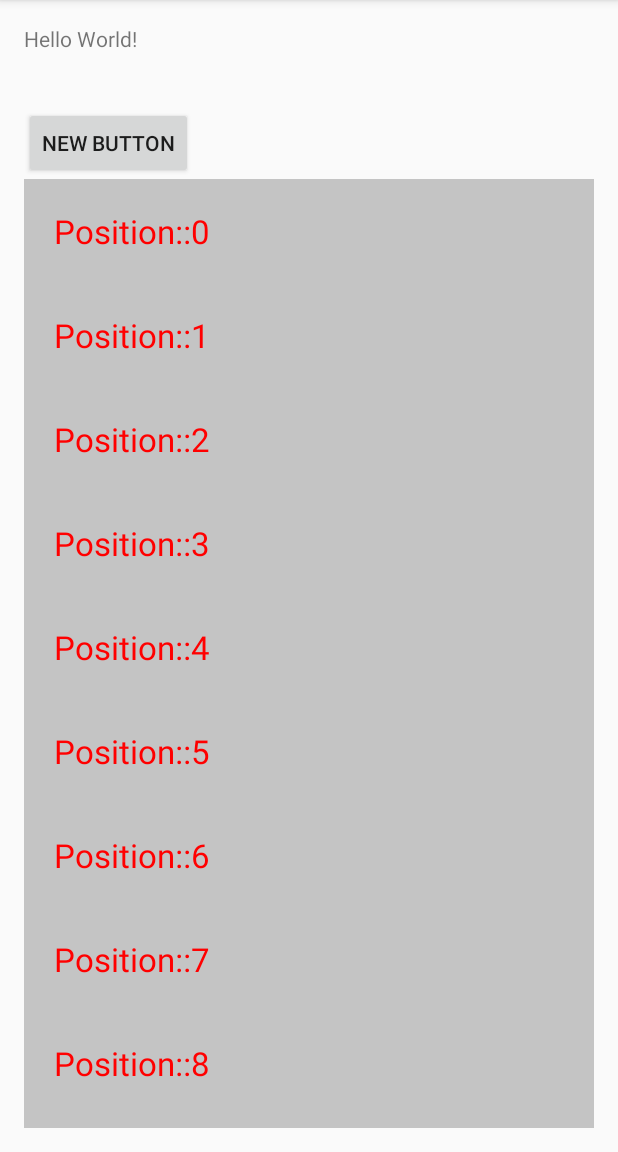
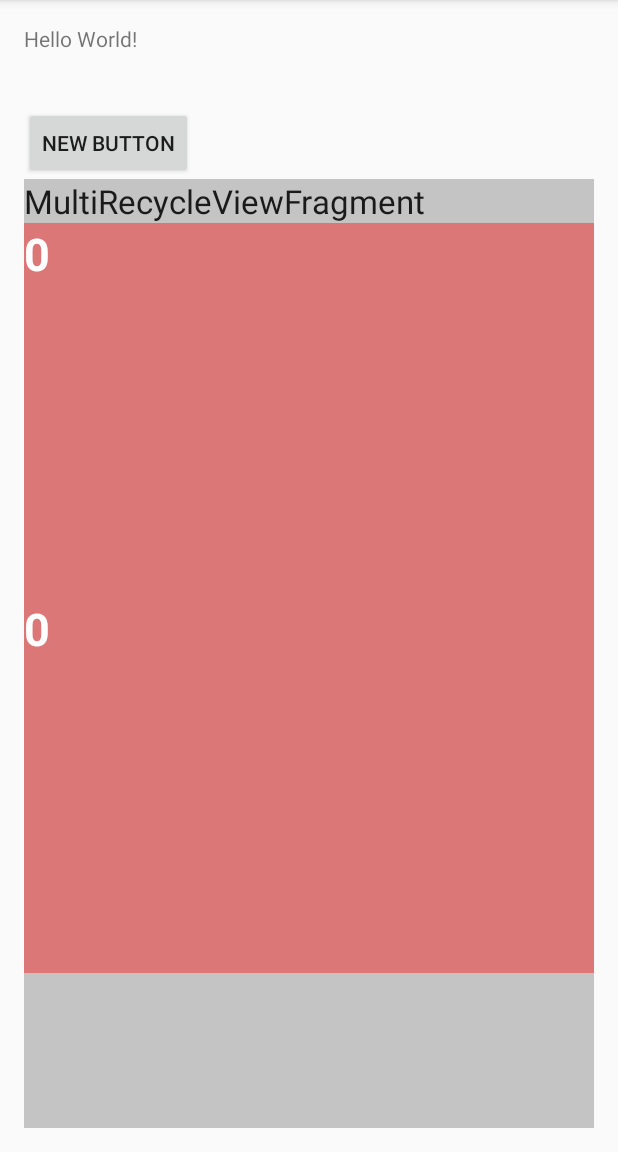
Before and after one commit to ganesanbbc/DesignPatterns, an Android app: the screen it shows after launch (MainActivity), on a phone screen of 412 x 824 dp, the part 84-1236 px from its top. Run offline under Robolectric (Android 15) with nearby library versions, the phone set to English and light mode, and no system bars; libraries missing offline, so code that uses them is left out: de.greenrobot.event; 1 statement that could not run was skipped.

Commit message:
Refactore -Viewpager in Recycleview

```diff
--- a/app/src/main/java/com/nsg/dp/MainActivity.java
+++ b/app/src/main/java/com/nsg/dp/MainActivity.java
@@ -9,7 +9,7 @@ import android.widget.LinearLayout;
 import android.widget.TextView;
 
 import com.nsg.dp.events.UpdateStatusEvent;
-import com.nsg.dp.fragment.SimpleRecycleViewFragment;
+import com.nsg.dp.multirecycleview.MultiRecycleViewFragment;
 
 import de.greenrobot.event.EventBus;
 
@@ -40,7 +40,8 @@ public class MainActivity extends AppCompatActivity implements MainActivityPrese
 
     private void loadFragment() {
         ft = getSupportFragmentManager().beginTransaction();
-        SimpleRecycleViewFragment fragmentDemo = SimpleRecycleViewFragment.getInstance();
+//        SimpleRecycleViewFragment fragmentDemo = SimpleRecycleViewFragment.getInstance();
+        MultiRecycleViewFragment fragmentDemo = MultiRecycleViewFragment.getInstance();
         ft.add(R.id.container, fragmentDemo,"sample");
         ft.commit();
     }
@@ -49,8 +50,8 @@ public class MainActivity extends AppCompatActivity implements MainActivityPrese
     public void updateStatus() {
         ((TextView) findViewById(R.id.textView)).setText("Status Updated");
 
-        SimpleRecycleViewFragment fragmentDemo = (SimpleRecycleViewFragment) getSupportFragmentManager().findFragmentById(R.id.container);
-        fragmentDemo.reloadData();
+//        SimpleRecycleViewFragment fragmentDemo = (SimpleRecycleViewFragment) getSupportFragmentManager().findFragmentById(R.id.container);
+//        fragmentDemo.reloadData();
     }
 
     @Override
--- /dev/null
+++ b/app/src/main/java/com/nsg/dp/multirecycleview/CustomPageAdapter.java
@@ -0,0 +1,58 @@
+package com.nsg.dp.multirecycleview;
+
+import android.content.Context;
+import android.graphics.Color;
+import android.graphics.Typeface;
+import android.support.v4.view.PagerAdapter;
+import android.view.View;
+import android.view.ViewGroup;
+import android.widget.LinearLayout;
+import android.widget.TextView;
+
+/**
+ * Created by varshika on 31/07/16.
+ */
+public class CustomPageAdapter extends PagerAdapter {
+
+    private android.content.Context context;
+
+    public CustomPageAdapter(Context context) {
+        this.context = context;
+    }
+
+    @Override
+    public int getCount() {
+        return 20;
+    }
+
+
+    @Override
+    public Object instantiateItem(ViewGroup container, int position) {
+        TextView textView = new TextView(context);
+        textView.setTextColor(Color.WHITE);
+        textView.setTextSize(30);
+        textView.setTypeface(Typeface.DEFAULT_BOLD);
+        textView.setText(String.valueOf(position));
+        LinearLayout layout = new LinearLayout(context);
+        layout.setOrientation(LinearLayout.VERTICAL);
+        LinearLayout.LayoutParams layoutParams = new LinearLayout.LayoutParams(
+                LinearLayout.LayoutParams.MATCH_PARENT, LinearLayout.LayoutParams.MATCH_PARENT);
+        layout.setLayoutParams(layoutParams);
+        layout.addView(textView);
+
+        container.addView(layout);
+        return layout;
+
+
+    }
+
+    @Override
+    public boolean isViewFromObject(View view, Object object) {
+        return view == object;
+    }
+
+    @Override
+    public void destroyItem(ViewGroup container, int position, Object object) {
+        container.removeView((LinearLayout) object);
+    }
+}
--- /dev/null
+++ b/app/src/main/java/com/nsg/dp/multirecycleview/MultiRecycleViewAdapter.java
@@ -0,0 +1,60 @@
+package com.nsg.dp.multirecycleview;
+
+import android.annotation.TargetApi;
+import android.content.Context;
+import android.os.Build;
+import android.support.v4.view.ViewPager;
+import android.support.v7.widget.RecyclerView;
+import android.view.LayoutInflater;
+import android.view.View;
+import android.view.ViewGroup;
+
+import com.nsg.dp.R;
+
+/**
+ * Created by varshika on 31/07/16.
+ */
+public class MultiRecycleViewAdapter extends RecyclerView.Adapter<MultiRecycleViewAdapter.MultiRecycleViewHolder> {
+
+    Context context;
+    private CustomPageAdapter customPageAdapter;
+
+    public MultiRecycleViewAdapter(Context context) {
+        this.context = context;
+    }
+
+    @Override
+    public MultiRecycleViewHolder onCreateViewHolder(ViewGroup parent, int viewType) {
+        return new MultiRecycleViewHolder(LayoutInflater.from(parent.getContext()).
+                inflate(R.layout.multi_recycleview_item, parent, false));
+    }
+
+    @TargetApi(Build.VERSION_CODES.JELLY_BEAN_MR1)
+    @Override
+    public void onBindViewHolder(final MultiRecycleViewHolder holder, int position) {
+        holder.viewpager.setAdapter(customPageAdapter);
+    }
+
+    @Override
+    public int getItemCount() {
+        return 2;
+    }
+
+
+    public void setPageAdapter(CustomPageAdapter customPageAdapter) {
+        this.customPageAdapter = customPageAdapter;
+    }
+
+    /**
+     * Created by varshika on 31/07/16.
+     */
+    public static class MultiRecycleViewHolder extends RecyclerView.ViewHolder {
+        private final ViewPager viewpager;
+
+        public MultiRecycleViewHolder(View itemView) {
+            super(itemView);
+            viewpager = (ViewPager) itemView.findViewById(R.id.viewpager);
+        }
+    }
+
+}
--- /dev/null
+++ b/app/src/main/java/com/nsg/dp/multirecycleview/MultiRecycleViewFragment.java
@@ -0,0 +1,50 @@
+package com.nsg.dp.multirecycleview;
+
+import android.os.Bundle;
+import android.support.annotation.Nullable;
+import android.support.v4.app.Fragment;
+import android.support.v7.widget.LinearLayoutManager;
+import android.support.v7.widget.RecyclerView;
+import android.view.LayoutInflater;
+import android.view.View;
+import android.view.ViewGroup;
+import android.widget.TextView;
+
+import com.nsg.dp.R;
+
+/**
+ * Created by varshika on 31/07/16.
+ */
+public class MultiRecycleViewFragment extends Fragment {
+
+    private RecyclerView recycleView;
+    private TextView textView;
+
+    @Nullable
+    @Override
+    public View onCreateView(LayoutInflater inflater, @Nullable ViewGroup container, @Nullable Bundle savedInstanceState) {
+        return inflater.inflate(R.layout.recycleview_sample, null);
+    }
+
+    @Override
+    public void onViewCreated(View view, @Nullable Bundle savedInstanceState) {
+        super.onViewCreated(view, savedInstanceState);
+
+        textView = (TextView) view.findViewById(R.id.textView2);
+        textView.setText("MultiRecycleViewFragment");
+        recycleView = (RecyclerView) view.findViewById(R.id.recycleview);
+        recycleView.setHasFixedSize(true);
+        recycleView.setLayoutManager(new LinearLayoutManager(getActivity()));
+
+        MultiRecycleViewAdapter adapter = new MultiRecycleViewAdapter(getActivity());
+        adapter.setPageAdapter(new CustomPageAdapter(getActivity()));
+        recycleView.setAdapter(adapter);
+
+    }
+
+    public static MultiRecycleViewFragment getInstance() {
+        return new MultiRecycleViewFragment();
+    }
+
+
+}
--- /dev/null
+++ b/app/src/main/res/layout/multi_recycleview_item.xml
@@ -0,0 +1,13 @@
+<?xml version="1.0" encoding="utf-8"?>
+<RelativeLayout xmlns:android="http://schemas.android.com/apk/res/android"
+    android:layout_width="match_parent"
+    android:layout_height="wrap_content"
+    android:orientation="vertical">
+
+    <android.support.v4.view.ViewPager
+        android:id="@+id/viewpager"
+        android:layout_width="wrap_content"
+        android:layout_height="250dp"
+        android:background="#65ff0000" />
+
+</RelativeLayout>
--- a/app/src/main/res/layout/recycleview_sample.xml
+++ b/app/src/main/res/layout/recycleview_sample.xml
@@ -4,9 +4,23 @@
     android:layout_height="match_parent"
     android:orientation="vertical">
 
+
     <android.support.v7.widget.RecyclerView
         android:id="@+id/recycleview"
         android:layout_width="match_parent"
         android:layout_height="match_parent"
-        android:scrollbars="vertical" />
+        android:scrollbars="vertical"
+        android:layout_below="@+id/textView2" />
+
+    <TextView
+        android:layout_width="wrap_content"
+        android:layout_height="wrap_content"
+        android:textAppearance="?android:attr/textAppearanceLarge"
+        android:text="Fragment"
+        android:id="@+id/textView2"
+        android:layout_alignParentTop="true"
+        android:layout_alignParentLeft="true"
+        android:layout_alignParentStart="true"
+        android:layout_alignParentRight="true"
+        android:layout_alignParentEnd="true" />
 </RelativeLayout>
--- /dev/null
+++ b/app/src/main/res/layout/viewpager_view.xml
@@ -0,0 +1,18 @@
+<?xml version="1.0" encoding="utf-8"?>
+<RelativeLayout xmlns:android="http://schemas.android.com/apk/res/android"
+    android:layout_width="match_parent"
+    android:layout_height="match_parent"
+    android:orientation="vertical"
+    android:padding="10dp">
+
+    <TextView
+        android:id="@+id/itemtext1"
+        android:layout_width="wrap_content"
+        android:layout_height="wrap_content"
+        android:textColor="#ff0000"
+        android:padding="10dp"
+        android:text="Large Text"
+        android:textAppearance="?android:attr/textAppearanceLarge"
+        android:layout_centerVertical="true"
+        android:layout_centerHorizontal="true" />
+</RelativeLayout>
```
